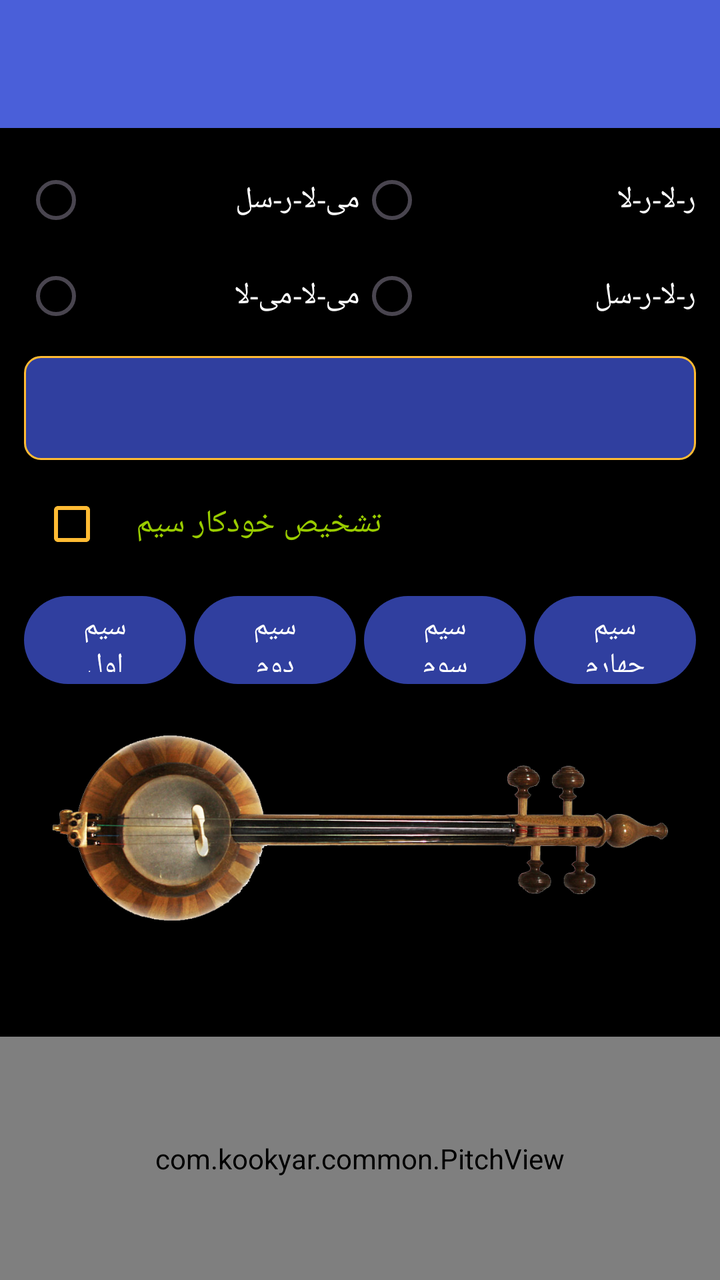
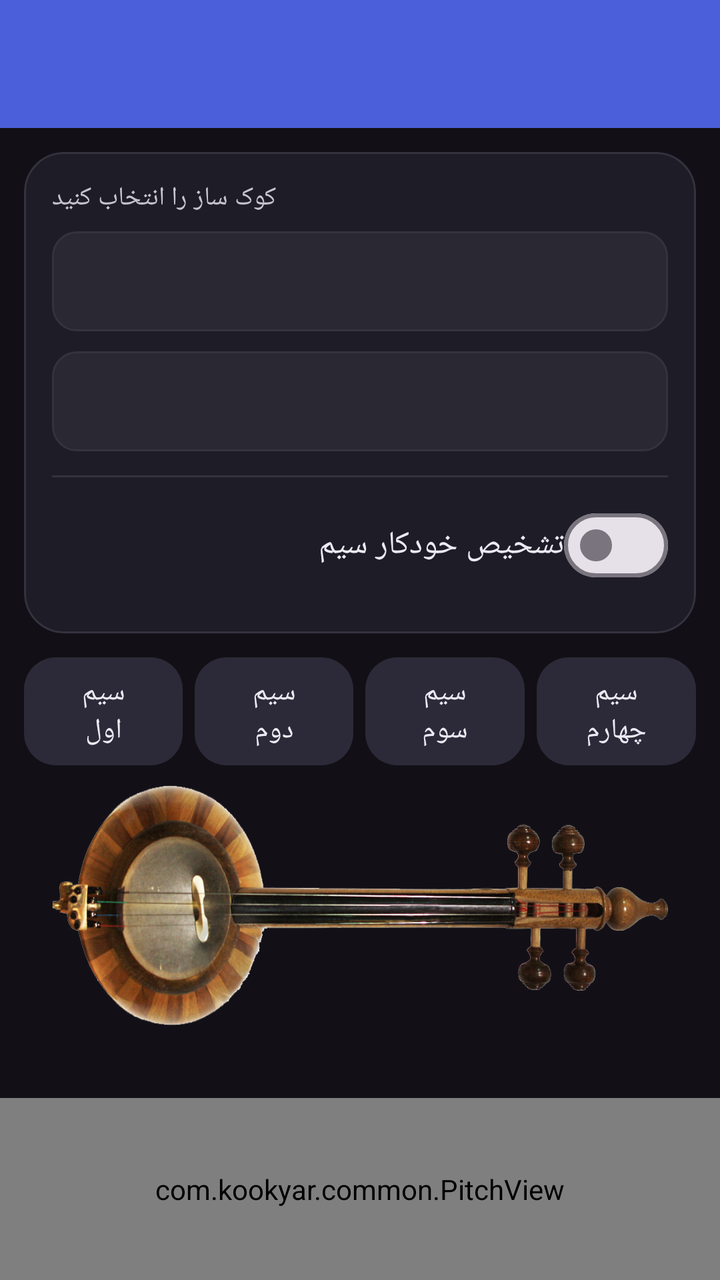

An Android layout rendered at two revisions. The XML below is the earlier revision; the diff shows what the commit changed to produce the second picture.
<!-- AndroidManifest.xml: application theme AppTheme -->
<!-- res/layout/activity_kamancheh_tuner.xml -->
<?xml version="1.0" encoding="utf-8"?>

<LinearLayout xmlns:android="http://schemas.android.com/apk/res/android"
    xmlns:app="http://schemas.android.com/apk/res-auto"
    android:layout_width="match_parent"
    android:layout_height="match_parent"
    android:orientation="vertical"
    android:fitsSystemWindows="true"
    android:background="@color/backgroundColor">

    <include layout="@layout/app_bar" />

    <LinearLayout
        android:layout_width="match_parent"
        android:layout_height="wrap_content"
        android:orientation="vertical"
        android:padding="12dp">

        <RadioGroup
            android:id="@+id/kamancheRG"
            android:layout_width="match_parent"
            android:layout_height="wrap_content"
            android:layout_marginBottom="6dp">

            <LinearLayout
                android:layout_width="match_parent"
                android:layout_height="wrap_content"
                android:orientation="horizontal">

                <RadioButton
                    android:id="@+id/MilaReSolRB"
                    android:layout_width="0dp"
                    android:layout_height="wrap_content"
                    android:layout_weight="1"
                    android:text="@string/milaReSol"
                    android:textSize="15sp"
                    android:textColor="@color/white"
                    android:buttonTint="@color/accentColor" />

                <RadioButton
                    android:id="@+id/ReLaRelaRB"
                    android:layout_width="0dp"
                    android:layout_height="wrap_content"
                    android:layout_weight="1"
                    android:text="@string/ReLaRela"
                    android:textSize="15sp"
                    android:textColor="@color/white"
                    android:buttonTint="@color/accentColor" />
            </LinearLayout>

            <LinearLayout
                android:layout_width="match_parent"
                android:layout_height="wrap_content"
                android:orientation="horizontal">

                <RadioButton
                    android:id="@+id/MiLaMilaRB"
                    android:layout_width="0dp"
                    android:layout_height="wrap_content"
                    android:layout_weight="1"
                    android:text="@string/MiLaMila"
                    android:textSize="15sp"
                    android:textColor="@color/white"
                    android:buttonTint="@color/accentColor" />

                <RadioButton
                    android:id="@+id/ReLaReSolRB"
                    android:layout_width="0dp"
                    android:layout_height="wrap_content"
                    android:layout_weight="1"
                    android:text="@string/ReLaReSol"
                    android:textSize="15sp"
                    android:textColor="@color/white"
                    android:buttonTint="@color/accentColor" />
            </LinearLayout>
        </RadioGroup>

        <Spinner
            android:id="@+id/spinnerKookChange"
            android:layout_width="match_parent"
            android:layout_height="52dp"
            android:layout_marginBottom="8dp"
            android:background="@drawable/spinner_background"
            android:popupBackground="@color/dropdownBackground"
            android:spinnerMode="dropdown" />

        <LinearLayout
            android:id="@+id/tuning"
            android:layout_width="match_parent"
            android:layout_height="wrap_content"
            android:orientation="horizontal"
            android:gravity="center_vertical"
            android:layout_marginBottom="8dp">

            <CheckBox
                android:id="@+id/checkBox_tuning"
                android:layout_width="wrap_content"
                android:layout_height="wrap_content"
                android:checked="false"
                android:clickable="false"
                android:buttonTint="@color/accentColor" />

            <TextView
                android:layout_width="wrap_content"
                android:layout_height="wrap_content"
                android:layout_marginStart="8dp"
                android:text="@string/tuning"
                android:textColor="@color/green"
                android:textSize="16sp" />
        </LinearLayout>

        <LinearLayout
            android:layout_width="match_parent"
            android:layout_height="wrap_content"
            android:orientation="horizontal"
            android:gravity="center"
            android:layout_marginBottom="8dp">

            <com.google.android.material.button.MaterialButton
                android:id="@+id/kamancheh_1"
                style="@style/Widget.Material3.Button.TonalButton"
                android:layout_width="0dp"
                android:layout_height="52dp"
                android:layout_weight="1"
                android:layout_marginEnd="4dp"
                android:enabled="false"
                android:text="@string/sim_1"
                android:textSize="14sp"
                android:textColor="@color/white"
                app:backgroundTint="@color/primaryColorDark" />

            <com.google.android.material.button.MaterialButton
                android:id="@+id/kamancheh_2"
                style="@style/Widget.Material3.Button.TonalButton"
                android:layout_width="0dp"
                android:layout_height="52dp"
                android:layout_weight="1"
                android:layout_marginEnd="4dp"
                android:enabled="false"
                android:text="@string/sim_2"
                android:textSize="14sp"
                android:textColor="@color/white"
                app:backgroundTint="@color/primaryColorDark" />

            <com.google.android.material.button.MaterialButton
                android:id="@+id/kamancheh_3"
                style="@style/Widget.Material3.Button.TonalButton"
                android:layout_width="0dp"
                android:layout_height="52dp"
                android:layout_weight="1"
                android:layout_marginEnd="4dp"
                android:enabled="false"
                android:text="@string/sim_3"
                android:textSize="14sp"
                android:textColor="@color/white"
                app:backgroundTint="@color/primaryColorDark" />

            <com.google.android.material.button.MaterialButton
                android:id="@+id/kamancheh_4"
                style="@style/Widget.Material3.Button.TonalButton"
                android:layout_width="0dp"
                android:layout_height="52dp"
                android:layout_weight="1"
                android:enabled="false"
                android:text="@string/sim_4"
                android:textSize="14sp"
                android:textColor="@color/white"
                app:backgroundTint="@color/primaryColorDark" />
        </LinearLayout>

        <ImageView
            android:id="@+id/ivkamancheh"
            android:layout_width="match_parent"
            android:layout_height="120dp"
            android:scaleType="fitCenter"
            android:src="@drawable/kamancheh" />
    </LinearLayout>

    <TextView
        android:id="@+id/pitch_label"
        android:layout_width="match_parent"
        android:layout_height="wrap_content"
        android:gravity="center"
        android:paddingTop="4dp"
        android:paddingBottom="4dp"
        android:text=""
        android:textSize="18sp"
        android:textStyle="bold"
        android:textColor="@color/accentColor" />

    <com.kookyar.common.PitchView
        android:id="@+id/pitch_view"
        android:layout_width="match_parent"
        android:layout_height="0dp"
        android:layout_weight="1" />

</LinearLayout>
<!-- res/layout/app_bar.xml (included above) -->
<?xml version="1.0" encoding="utf-8"?>

<androidx.appcompat.widget.Toolbar xmlns:android="http://schemas.android.com/apk/res/android"
    xmlns:app="http://schemas.android.com/apk/res-auto"
    android:id="@+id/app_bar"
    android:layout_width="match_parent"
    android:layout_height="?attr/actionBarSize"
    android:background="@color/primaryColor"
    app:theme="@style/customeToolbar"
    app:popupTheme="@style/ThemeOverlay.AppCompat.Light" />
<!-- resources referenced by this layout -->
<resources>
  <item name="accentColor" type="color">#FFFFBB33</item>
  <item name="backgroundColor" type="color">#000</item>
  <item name="dropdownBackground" type="color">#FF263238</item>
  <item name="green" type="color">#FF99CC00</item>
  <item name="primaryColor" type="color">#FF4A5FD9</item>
  <item name="primaryColorDark" type="color">#FF303F9F</item>
  <item name="white" type="color">#FFFFFFFF</item>
  <!-- drawable kamancheh: png bitmap (drawable, 282424 bytes) -->
  <!-- drawable spinner_background (drawable) -->
  <?xml version="1.0" encoding="utf-8"?>
  
  <shape xmlns:android="http://schemas.android.com/apk/res/android"
      android:shape="rectangle">
      <solid android:color="@color/primaryColorDark" />
      <corners android:radius="8dp" />
      <stroke
          android:width="1dp"
          android:color="@color/accentColor" />
      <padding
          android:left="12dp"
          android:top="8dp"
          android:right="12dp"
          android:bottom="8dp" />
  </shape>
  <string name="MiLaMila">می-لا-می-لا</string>
  <string name="ReLaReSol">ر-لا-ر-سل</string>
  <string name="ReLaRela">ر-لا-ر-لا</string>
  <string name="milaReSol">می-لا-ر-سل</string>
  <string name="sim_1">سیم اول</string>
  <string name="sim_2">سیم دوم</string>
  <string name="sim_3">سیم سوم</string>
  <string name="sim_4">سیم چهارم</string>
  <string name="tuning">تشخیص خودکار سیم</string>
  <style name="customeToolbar" parent="ThemeOverlay.AppCompat.Dark.ActionBar">
          <item name="android:textColorPrimary">@android:color/white</item>
          <item name="android:textColorSecondary">@android:color/white</item>
      </style>
  <style name="AppTheme" parent="Theme.Material3.DayNight.NoActionBar">
          <item name="colorPrimary">@color/primaryColor</item>
          <item name="colorPrimaryDark">@color/primaryColorDark</item>
          <item name="colorAccent">@color/accentColor</item>
          <item name="materialButtonStyle">@style/Widget.App.Button</item>
          <item name="buttonStyle">@style/Widget.App.Button.Legacy</item>
      </style>
  <style name="Widget.App.Button" parent="Widget.Material3.Button">
          <item name="backgroundTint">@null</item>
      </style>
  <style name="Widget.App.Button.Legacy" parent="android:Widget.Button">
          <item name="android:backgroundTint">@null</item>
      </style>
</resources>

<!-- the commit's change to res/layout/activity_kamancheh_tuner.xml (unified diff, before → after) -->
@@ -6,7 +6,7 @@
     android:layout_height="match_parent"
     android:orientation="vertical"
     android:fitsSystemWindows="true"
-    android:background="@color/backgroundColor">
+    android:background="@color/surfaceColor">
 
     <include layout="@layout/app_bar" />
 
@@ -14,166 +14,166 @@
         android:layout_width="match_parent"
         android:layout_height="wrap_content"
         android:orientation="vertical"
-        android:padding="12dp">
-
-        <RadioGroup
-            android:id="@+id/kamancheRG"
+        android:paddingStart="12dp"
+        android:paddingEnd="12dp"
+        android:paddingTop="12dp">
+
+        <com.google.android.material.card.MaterialCardView
             android:layout_width="match_parent"
             android:layout_height="wrap_content"
-            android:layout_marginBottom="6dp">
+            app:cardBackgroundColor="@color/cardColor"
+            app:cardCornerRadius="20dp"
+            app:cardElevation="0dp"
+            app:strokeColor="@color/cardStroke"
+            app:strokeWidth="1dp">
 
             <LinearLayout
                 android:layout_width="match_parent"
                 android:layout_height="wrap_content"
-                android:orientation="horizontal">
-
-                <RadioButton
-                    android:id="@+id/MilaReSolRB"
-                    android:layout_width="0dp"
+                android:orientation="vertical"
+                android:padding="14dp">
+
+                <TextView
+                    android:layout_width="wrap_content"
                     android:layout_height="wrap_content"
-                    android:layout_weight="1"
-                    android:text="@string/milaReSol"
-                    android:textSize="15sp"
-                    android:textColor="@color/white"
-                    android:buttonTint="@color/accentColor" />
-
-                <RadioButton
-                    android:id="@+id/ReLaRelaRB"
-                    android:layout_width="0dp"
+                    android:text="@string/kook_select"
+                    android:textColor="@color/onSurfaceVariant"
+                    android:textSize="13sp"
+                    android:layout_marginBottom="8dp" />
+
+                <Spinner
+                    android:id="@+id/kookSpiner"
+                    android:layout_width="match_parent"
+                    android:layout_height="50dp"
+                    android:layout_marginBottom="10dp"
+                    android:background="@drawable/spinner_background"
+                    android:popupBackground="@color/dropdownBackground"
+                    android:spinnerMode="dropdown" />
+
+                <Spinner
+                    android:id="@+id/spinnerKookChange"
+                    android:layout_width="match_parent"
+                    android:layout_height="50dp"
+                    android:background="@drawable/spinner_background"
+                    android:popupBackground="@color/dropdownBackground"
+                    android:spinnerMode="dropdown" />
+
+                <View
+                    android:layout_width="match_parent"
+                    android:layout_height="1dp"
+                    android:layout_marginTop="12dp"
+                    android:layout_marginBottom="4dp"
+                    android:background="@color/cardStroke" />
+
+                <LinearLayout
+                    android:id="@+id/tuning"
+                    android:layout_width="match_parent"
                     android:layout_height="wrap_content"
-                    android:layout_weight="1"
-                    android:text="@string/ReLaRela"
-                    android:textSize="15sp"
-                    android:textColor="@color/white"
-                    android:buttonTint="@color/accentColor" />
+                    android:orientation="horizontal"
+                    android:gravity="center_vertical"
+                    android:background="?attr/selectableItemBackground"
+                    android:paddingTop="6dp"
+                    android:paddingBottom="6dp">
+
+                    <TextView
+                        android:layout_width="0dp"
+                        android:layout_height="wrap_content"
+                        android:layout_weight="1"
+                        android:text="@string/tuning"
+                        android:textColor="@color/onSurface"
+                        android:textSize="16sp" />
+
+                    <com.google.android.material.materialswitch.MaterialSwitch
+                        android:id="@+id/checkBox_tuning"
+                        android:layout_width="wrap_content"
+                        android:layout_height="wrap_content"
+                        android:checked="false"
+                        android:clickable="false" />
+                </LinearLayout>
             </LinearLayout>
-
-            <LinearLayout
-                android:layout_width="match_parent"
-                android:layout_height="wrap_content"
-                android:orientation="horizontal">
-
-                <RadioButton
-                    android:id="@+id/MiLaMilaRB"
-                    android:layout_width="0dp"
-                    android:layout_height="wrap_content"
-                    android:layout_weight="1"
-                    android:text="@string/MiLaMila"
-                    android:textSize="15sp"
-                    android:textColor="@color/white"
-                    android:buttonTint="@color/accentColor" />
-
-                <RadioButton
-                    android:id="@+id/ReLaReSolRB"
-                    android:layout_width="0dp"
-                    android:layout_height="wrap_content"
-                    android:layout_weight="1"
-                    android:text="@string/ReLaReSol"
-                    android:textSize="15sp"
-                    android:textColor="@color/white"
-                    android:buttonTint="@color/accentColor" />
-            </LinearLayout>
-        </RadioGroup>
-
-        <Spinner
-            android:id="@+id/spinnerKookChange"
-            android:layout_width="match_parent"
-            android:layout_height="52dp"
-            android:layout_marginBottom="8dp"
-            android:background="@drawable/spinner_background"
-            android:popupBackground="@color/dropdownBackground"
-            android:spinnerMode="dropdown" />
-
-        <LinearLayout
-            android:id="@+id/tuning"
-            android:layout_width="match_parent"
-            android:layout_height="wrap_content"
-            android:orientation="horizontal"
-            android:gravity="center_vertical"
-            android:layout_marginBottom="8dp">
-
-            <CheckBox
-                android:id="@+id/checkBox_tuning"
-                android:layout_width="wrap_content"
-                android:layout_height="wrap_content"
-                android:checked="false"
-                android:clickable="false"
-                android:buttonTint="@color/accentColor" />
-
-            <TextView
-                android:layout_width="wrap_content"
-                android:layout_height="wrap_content"
-                android:layout_marginStart="8dp"
-                android:text="@string/tuning"
-                android:textColor="@color/green"
-                android:textSize="16sp" />
-        </LinearLayout>
+        </com.google.android.material.card.MaterialCardView>
 
         <LinearLayout
             android:layout_width="match_parent"
             android:layout_height="wrap_content"
             android:orientation="horizontal"
             android:gravity="center"
-            android:layout_marginBottom="8dp">
+            android:layout_marginTop="12dp">
 
             <com.google.android.material.button.MaterialButton
                 android:id="@+id/kamancheh_1"
                 style="@style/Widget.Material3.Button.TonalButton"
                 android:layout_width="0dp"
-                android:layout_height="52dp"
-                android:layout_weight="1"
-                android:layout_marginEnd="4dp"
-                android:enabled="false"
+                android:layout_height="54dp"
+                android:layout_weight="1"
+                android:layout_marginEnd="6dp"
+                android:insetTop="0dp"
+                android:insetBottom="0dp"
                 android:text="@string/sim_1"
                 android:textSize="14sp"
-                android:textColor="@color/white"
-                app:backgroundTint="@color/primaryColorDark" />
+                android:textColor="@color/onSurface"
+                app:cornerRadius="16dp"
+                app:backgroundTint="@color/stringDefault" />
 
             <com.google.android.material.button.MaterialButton
                 android:id="@+id/kamancheh_2"
                 style="@style/Widget.Material3.Button.TonalButton"
                 android:layout_width="0dp"
-                android:layout_height="52dp"
-                android:layout_weight="1"
-                android:layout_marginEnd="4dp"
-                android:enabled="false"
+                android:layout_height="54dp"
+                android:layout_weight="1"
+                android:layout_marginEnd="6dp"
+                android:insetTop="0dp"
+                android:insetBottom="0dp"
                 android:text="@string/sim_2"
                 android:textSize="14sp"
-                android:textColor="@color/white"
-                app:backgroundTint="@color/primaryColorDark" />
+                android:textColor="@color/onSurface"
+                app:cornerRadius="16dp"
+                app:backgroundTint="@color/stringDefault" />
 
             <com.google.android.material.button.MaterialButton
                 android:id="@+id/kamancheh_3"
                 style="@style/Widget.Material3.Button.TonalButton"
                 android:layout_width="0dp"
-                android:layout_height="52dp"
-                android:layout_weight="1"
-                android:layout_marginEnd="4dp"
-                android:enabled="false"
+                android:layout_height="54dp"
+                android:layout_weight="1"
+                android:layout_marginEnd="6dp"
+                android:insetTop="0dp"
+                android:insetBottom="0dp"
                 android:text="@string/sim_3"
                 android:textSize="14sp"
-                android:textColor="@color/white"
-                app:backgroundTint="@color/primaryColorDark" />
+                android:textColor="@color/onSurface"
+                app:cornerRadius="16dp"
+                app:backgroundTint="@color/stringDefault" />
 
             <com.google.android.material.button.MaterialButton
                 android:id="@+id/kamancheh_4"
                 style="@style/Widget.Material3.Button.TonalButton"
                 android:layout_width="0dp"
-                android:layout_height="52dp"
-                android:layout_weight="1"
-                android:enabled="false"
+                android:layout_height="54dp"
+                android:layout_weight="1"
+                android:insetTop="0dp"
+                android:insetBottom="0dp"
                 android:text="@string/sim_4"
                 android:textSize="14sp"
-                android:textColor="@color/white"
-                app:backgroundTint="@color/primaryColorDark" />
+                android:textColor="@color/onSurface"
+                app:cornerRadius="16dp"
+                app:backgroundTint="@color/stringDefault" />
         </LinearLayout>
 
-        <ImageView
-            android:id="@+id/ivkamancheh"
+        <LinearLayout
             android:layout_width="match_parent"
             android:layout_height="120dp"
-            android:scaleType="fitCenter"
-            android:src="@drawable/kamancheh" />
+            android:layout_marginTop="10dp"
+            android:background="@drawable/kamancheh"
+            android:gravity="center"
+            android:orientation="vertical">
+
+            <LinearLayout
+                android:id="@+id/layout_sim"
+                android:layout_width="match_parent"
+                android:layout_height="120dp"
+                android:orientation="vertical" />
+        </LinearLayout>
     </LinearLayout>
 
     <TextView
@@ -181,8 +181,8 @@
         android:layout_width="match_parent"
         android:layout_height="wrap_content"
         android:gravity="center"
-        android:paddingTop="4dp"
-        android:paddingBottom="4dp"
+        android:paddingTop="6dp"
+        android:paddingBottom="6dp"
         android:text=""
         android:textSize="18sp"
         android:textStyle="bold"
<!-- resource entries referenced after the edit -->
@@ -1,33 +1,33 @@
 <!-- resources referenced by this layout -->
 <resources>
   <item name="accentColor" type="color">#FFFFBB33</item>
-  <item name="backgroundColor" type="color">#000</item>
-  <item name="dropdownBackground" type="color">#FF263238</item>
-  <item name="green" type="color">#FF99CC00</item>
+  <item name="cardColor" type="color">#FF1E1C26</item>
+  <item name="cardStroke" type="color">#FF35323F</item>
+  <item name="dropdownBackground" type="color">#FF2A2933</item>
+  <item name="onSurface" type="color">#FFECEAF4</item>
+  <item name="onSurfaceVariant" type="color">#FFC7C3D2</item>
   <item name="primaryColor" type="color">#FF4A5FD9</item>
+  <item name="stringDefault" type="color">#FF2C2A38</item>
+  <item name="surfaceColor" type="color">#FF121016</item>
   <item name="primaryColorDark" type="color">#FF303F9F</item>
-  <item name="white" type="color">#FFFFFFFF</item>
   <!-- drawable kamancheh: png bitmap (drawable, 282424 bytes) -->
   <!-- drawable spinner_background (drawable) -->
   <?xml version="1.0" encoding="utf-8"?>
   
   <shape xmlns:android="http://schemas.android.com/apk/res/android"
       android:shape="rectangle">
-      <solid android:color="@color/primaryColorDark" />
-      <corners android:radius="8dp" />
+      <solid android:color="@color/dropdownBackground" />
+      <corners android:radius="12dp" />
       <stroke
           android:width="1dp"
-          android:color="@color/accentColor" />
+          android:color="@color/cardStroke" />
       <padding
-          android:left="12dp"
+          android:left="16dp"
           android:top="8dp"
-          android:right="12dp"
+          android:right="16dp"
           android:bottom="8dp" />
   </shape>
-  <string name="MiLaMila">می-لا-می-لا</string>
-  <string name="ReLaReSol">ر-لا-ر-سل</string>
-  <string name="ReLaRela">ر-لا-ر-لا</string>
-  <string name="milaReSol">می-لا-ر-سل</string>
+  <string name="kook_select">کوک ساز را انتخاب کنید</string>
   <string name="sim_1">سیم اول</string>
   <string name="sim_2">سیم دوم</string>
   <string name="sim_3">سیم سوم</string>
